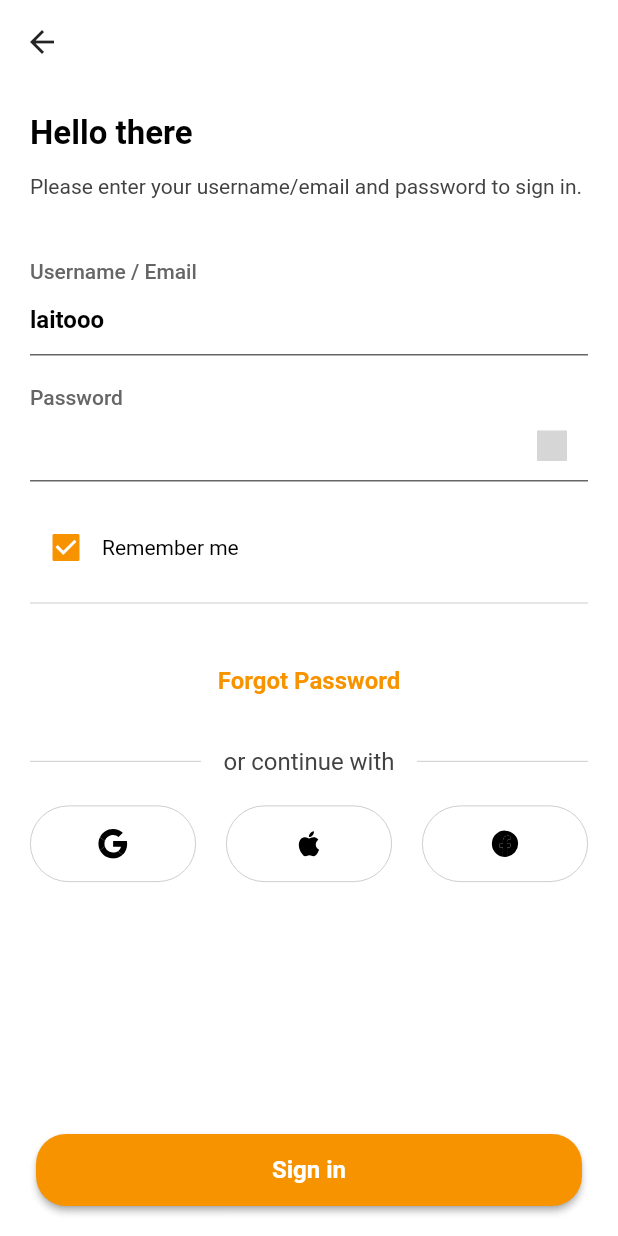
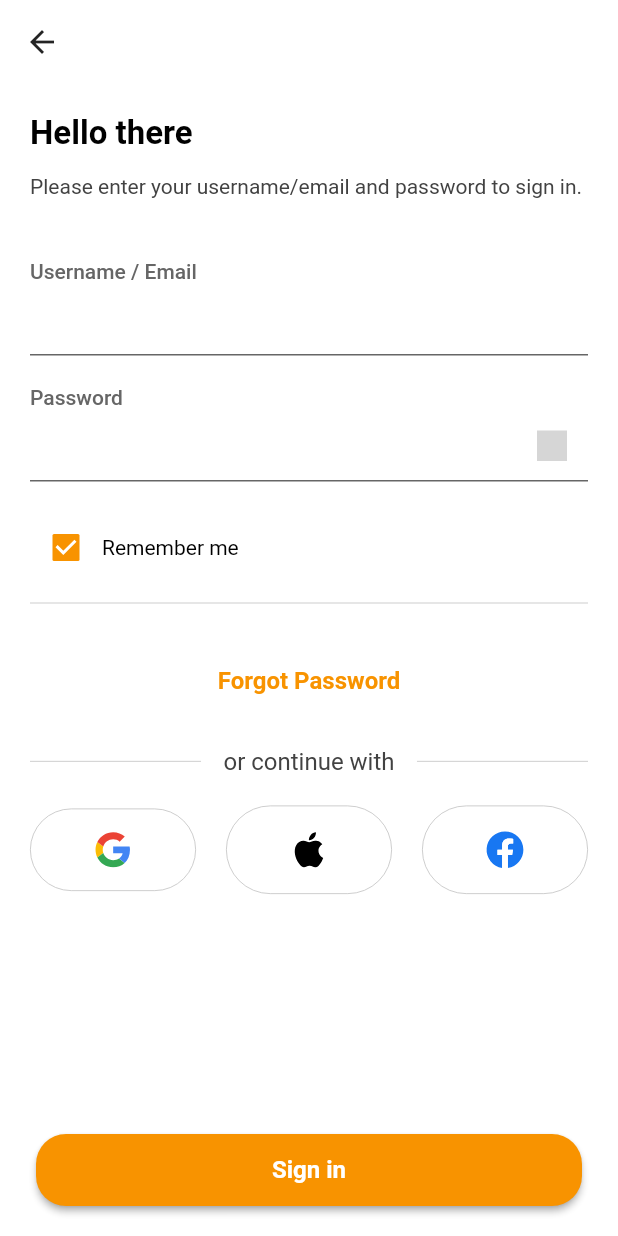
Before and after one commit to laitooo/bibliotheque, a Flutter app: the _LoginScreen screen opened directly, on a phone screen of 412 x 824 dp. Run offline on Flutter 3.47's test engine with Material 2 defaults, Android fonts, the phone set to English and light mode, and no system bars; our stand-ins replace bloc, country_picker, flutter_bloc, flutter_rating_bar, flutter_svg, freezed_annotation and 4 more; accounts and stored records are empty; generated files the repository leaves out were written again; grey boxes are pictures that could not be loaded.

Commit message:
fixing small ui issues

```diff
--- a/lib/ui/screens/auth/login/login_screen.dart
+++ b/lib/ui/screens/auth/login/login_screen.dart
@@ -3,12 +3,12 @@ import 'package:bibliotheque/blocs/theme_bloc.dart';
 import 'package:bibliotheque/i18n/translations.dart';
 import 'package:bibliotheque/ui/common_widgets/buttons.dart';
 import 'package:bibliotheque/ui/common_widgets/progress_indicator.dart';
-import 'package:bibliotheque/ui/common_widgets/svg.dart';
 import 'package:bibliotheque/ui/screens/auth/reset_password/reset_password_screen.dart';
 import 'package:bibliotheque/ui/screens/home/home_screen.dart';
 import 'package:bibliotheque/ui/widgets/input_field.dart';
 import 'package:flutter/material.dart';
 import 'package:flutter_bloc/flutter_bloc.dart';
+import 'package:flutter_svg/flutter_svg.dart';
 
 class LoginScreen extends StatelessWidget {
   const LoginScreen({Key? key}) : super(key: key);
@@ -95,13 +95,13 @@ class _LoginScreenState extends State<_LoginScreen> {
                   const SizedBox(height: 40),
                   AppTextField(
                     label: t.auth.login.usernameEmail,
-                    initialValue: "laitooo",
+                    initialValue: "",
                     controller: usernameEmailController,
                   ),
                   const SizedBox(height: 20),
                   AppPasswordTextField(
                     label: t.auth.login.password,
-                    initialValue: "password",
+                    initialValue: "",
                     controller: passwordController,
                   ),
                   const SizedBox(height: 20),
@@ -204,10 +204,13 @@ class _LoginScreenState extends State<_LoginScreen> {
                               ),
                               borderRadius: BorderRadius.circular(30),
                             ),
-                              child: const Svg(
-                                "google.svg",
-                                size: 20,
-                              )),
+                            child: SvgPicture.asset(
+                              "assets/icons/google.svg",
+                              width: 24,
+                              height: 24,
+                              matchTextDirection: false,
+                            ),
+                          ),
                         ),
                       ),
                       const SizedBox(width: 20),
@@ -227,9 +230,11 @@ class _LoginScreenState extends State<_LoginScreen> {
                               ),
                               borderRadius: BorderRadius.circular(30),
                             ),
-                            child: const Svg(
-                              "apple.svg",
-                              size: 20,
+                            child: SvgPicture.asset(
+                              "assets/icons/apple.svg",
+                              width: 28,
+                              height: 28,
+                              matchTextDirection: false,
                             ),
                           ),
                         ),
@@ -251,10 +256,13 @@ class _LoginScreenState extends State<_LoginScreen> {
                               ),
                               borderRadius: BorderRadius.circular(30),
                             ),
-                              child: const Svg(
-                                "facebook.svg",
-                                size: 20,
-                              )),
+                            child: SvgPicture.asset(
+                              "assets/icons/facebook.svg",
+                              width: 28,
+                              height: 28,
+                              matchTextDirection: false,
+                            ),
+                          ),
                         ),
                       ),
                     ],
@@ -265,7 +273,13 @@ class _LoginScreenState extends State<_LoginScreen> {
           );
         },
       ),
-      bottomNavigationBar: Padding(
+      bottomNavigationBar: BlocBuilder<SignInBloc, SignInState>(
+        builder: (context, state) {
+          if (state.status == SignInStatus.loading) {
+            return const SizedBox();
+          }
+
+          return Padding(
             padding: const EdgeInsets.symmetric(vertical: 20),
             child: MainButton(
               title: t.auth.login.signIn,
@@ -279,6 +293,8 @@ class _LoginScreenState extends State<_LoginScreen> {
                 );
               },
             ),
+          );
+        },
       ),
     );
   }
--- a/lib/ui/screens/auth/register/complete_profile_tab.dart
+++ b/lib/ui/screens/auth/register/complete_profile_tab.dart
@@ -83,13 +83,13 @@ class _CompleteProfileTabState extends State<CompleteProfileTab> {
           const SizedBox(height: 40),
           AppTextField(
             label: t.auth.register.fullName,
-            initialValue: "Laitooo san",
+            initialValue: "",
             controller: nameController,
           ),
           const SizedBox(height: 20),
           AppTextField(
             label: t.auth.register.phoneNumber,
-            initialValue: "+1-300-555-0399",
+            initialValue: "",
             controller: phoneController,
             inputType: TextInputType.phone,
           ),
--- a/lib/ui/screens/home/home_screen.dart
+++ b/lib/ui/screens/home/home_screen.dart
@@ -25,6 +25,7 @@ class _HomeScreen extends StatefulWidget {
     BooksListPage(
       title: t.home.topPopular,
       booksSource: BooksSource.popular,
+      canGoBack: false,
     ),
     const WishListScreen(),
     const AccountSettingsScreen(),
--- a/lib/ui/widgets/input_field.dart
+++ b/lib/ui/widgets/input_field.dart
@@ -335,7 +335,9 @@ class _AppCountrySelectorState extends State<AppCountrySelector> {
             crossAxisAlignment: CrossAxisAlignment.end,
             children: [
               Text(
-                (widget.selectedCountry ?? Country.parse("sd").name).toString(),
+                widget.selectedCountry == null
+                    ? ""
+                    : widget.selectedCountry!.name,
                 style: TextStyle(
                   fontSize: 14,
                   fontWeight: FontWeight.w500,
```
Also changed, not shown: lib/ui/screens/auth/register/create_account_tab.dart (+4 -4 lines), lib/ui/screens/settings/profile/user_profile_screen.dart (+26 -6 lines), lib/ui/widgets/books_list_page.dart (+14 -6 lines). Lines whose indentation alone changed are shown as unchanged.
